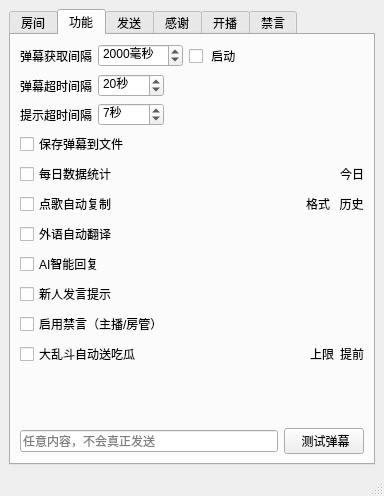
iwxyi/Bilibili-MagicalDanmaku, file mainwindow.ui: the form before one commit.
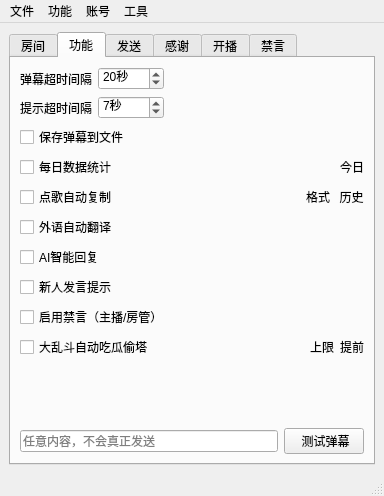
The form after the commit. The open tabs and pages were chosen to show the change.

Patch:
```diff
--- a/mainwindow.ui
+++ b/mainwindow.ui
@@ -145,59 +145,6 @@
         <string>功能</string>
        </attribute>
        <layout class="QVBoxLayout" name="verticalLayout_3">
-        <item>
-         <layout class="QHBoxLayout" name="horizontalLayout_2">
-          <item>
-           <widget class="QLabel" name="label_2">
-            <property name="toolTip">
-             <string>&lt;html&gt;&lt;head/&gt;&lt;body&gt;&lt;p&gt;每隔多久获取一次弹幕&lt;/p&gt;&lt;p&gt;现已废弃，改用WebSocket方案&lt;/p&gt;&lt;/body&gt;&lt;/html&gt;</string>
-            </property>
-            <property name="text">
-             <string>弹幕获取间隔</string>
-            </property>
-           </widget>
-          </item>
-          <item>
-           <widget class="QSpinBox" name="refreshDanmakuIntervalSpin">
-            <property name="suffix">
-             <string>毫秒</string>
-            </property>
-            <property name="minimum">
-             <number>500</number>
-            </property>
-            <property name="maximum">
-             <number>60000</number>
-            </property>
-            <property name="singleStep">
-             <number>500</number>
-            </property>
-            <property name="value">
-             <number>2000</number>
-            </property>
-           </widget>
-          </item>
-          <item>
-           <widget class="QCheckBox" name="refreshDanmakuCheck">
-            <property name="text">
-             <string> 启动</string>
-            </property>
-           </widget>
-          </item>
-          <item>
-           <spacer name="horizontalSpacer">
-            <property name="orientation">
-             <enum>Qt::Horizontal</enum>
-            </property>
-            <property name="sizeHint" stdset="0">
-             <size>
-              <width>40</width>
-              <height>20</height>
-             </size>
-            </property>
-           </spacer>
-          </item>
-         </layout>
-        </item>
         <item>
          <layout class="QHBoxLayout" name="horizontalLayout_6">
           <property name="topMargin">
@@ -454,7 +401,7 @@
 注意自己的余额！！！（0.1元/吃瓜）</string>
             </property>
             <property name="text">
-             <string>大乱斗自动送吃瓜</string>
+             <string>大乱斗自动吃瓜偷塔</string>
             </property>
            </widget>
           </item>
@@ -1090,6 +1037,36 @@
      <height>26</height>
     </rect>
    </property>
+   <widget class="QMenu" name="menu">
+    <property name="title">
+     <string>文件</string>
+    </property>
+    <addaction name="actionData_Path"/>
+   </widget>
+   <widget class="QMenu" name="menu_2">
+    <property name="title">
+     <string>功能</string>
+    </property>
+    <addaction name="actionShow_Live_Danmaku"/>
+   </widget>
+   <widget class="QMenu" name="menu_3">
+    <property name="title">
+     <string>账号</string>
+    </property>
+    <addaction name="actionSet_Cookie"/>
+    <addaction name="actionSet_Danmaku_Data_Format"/>
+    <addaction name="actionCookie_Help"/>
+   </widget>
+   <widget class="QMenu" name="menu_4">
+    <property name="title">
+     <string>工具</string>
+    </property>
+    <addaction name="actionCreate_Video_LRC"/>
+   </widget>
+   <addaction name="menu"/>
+   <addaction name="menu_2"/>
+   <addaction name="menu_3"/>
+   <addaction name="menu_4"/>
   </widget>
   <widget class="QStatusBar" name="statusbar"/>
  </widget>
```
Left out of the diff: 77 changed lines with no effect on the pictures.
